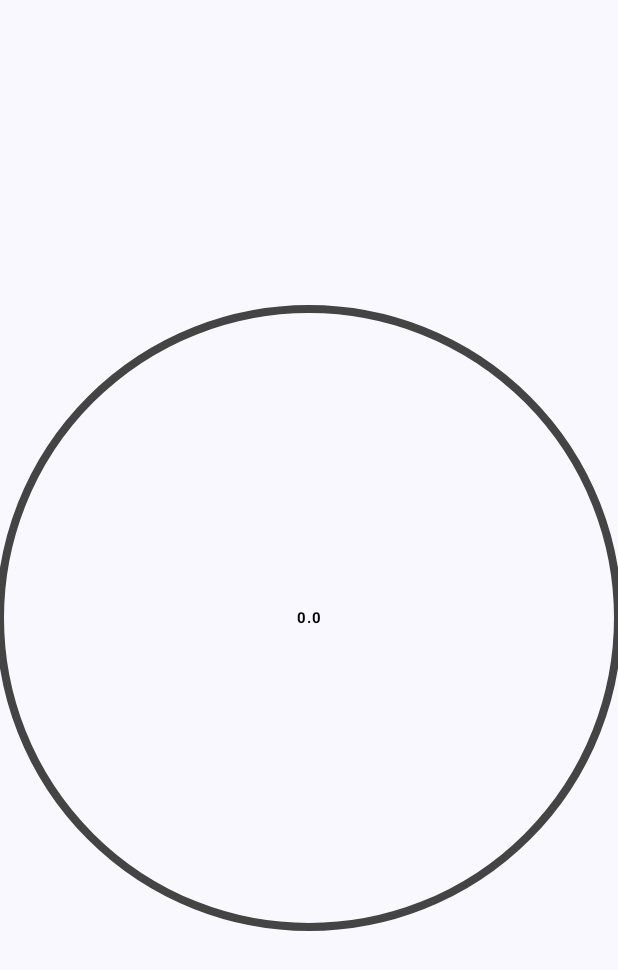
After one commit to IvanMD9/MovieDevApp, an Android app built with Jetpack Compose: the composable ProgressAverage called with empty values, on a phone screen of 412 x 824 dp. The commit adds this screen. Shown: the top 970 px of the screen. Run offline under Robolectric (Android 15) with nearby library versions, the phone set to English and light mode, and no system bars.

Commit message:
presentation layer bugfix - part 1

```diff
--- a/feature/movies/src/main/java/com/example/feature/movies/presentation/ui/MoviesScreen.kt
+++ b/feature/movies/src/main/java/com/example/feature/movies/presentation/ui/MoviesScreen.kt
@@ -6,6 +6,7 @@ import androidx.compose.runtime.getValue
 import androidx.compose.runtime.remember
 import androidx.compose.ui.Modifier
 import androidx.paging.compose.collectAsLazyPagingItems
+import com.example.core.extension.rememberLambda1
 import com.example.feature.movies.presentation.store.MoviesStore
 
 @Composable
@@ -24,5 +25,6 @@ fun MoviesScreen(
     MoviesColumn(
         lazyPagingItems = { lazyPagingItems },
         modifier = modifier,
+        onClickItem = rememberLambda1 { movieItem -> }
     )
 }
--- /dev/null
+++ b/feature/movies/src/main/java/com/example/feature/movies/presentation/ui/ProgressAverage.kt
@@ -0,0 +1,69 @@
+package com.example.feature.movies.presentation.ui
+
+import androidx.compose.foundation.Canvas
+import androidx.compose.foundation.layout.Box
+import androidx.compose.foundation.layout.fillMaxSize
+import androidx.compose.material3.Text
+import androidx.compose.runtime.Composable
+import androidx.compose.ui.Alignment
+import androidx.compose.ui.Modifier
+import androidx.compose.ui.geometry.Offset
+import androidx.compose.ui.geometry.Size
+import androidx.compose.ui.graphics.Color
+import androidx.compose.ui.graphics.StrokeCap
+import androidx.compose.ui.graphics.drawscope.Stroke
+import androidx.compose.ui.text.font.FontWeight
+import androidx.compose.ui.unit.sp
+
+@Composable
+fun ProgressAverage(
+    progress: Double,
+    modifier: Modifier = Modifier,
+    backgroundColor: Color = Color.DarkGray,
+    strokeWidth: Float = 8f
+) {
+    val clampedProgress = progress.coerceIn(1.0, 10.0)
+    val normalizedProgress = (clampedProgress - 1.0) / 9.0
+
+    Box(
+        contentAlignment = Alignment.Center,
+        modifier = modifier
+    ) {
+        Canvas(modifier = Modifier.fillMaxSize()) {
+            val radius = size.minDimension / 2
+            val center = Offset(x = size.width / 2, y = size.height / 2)
+
+            drawCircle(
+                color = backgroundColor,
+                radius = radius,
+                center = center,
+                style = Stroke(width = strokeWidth)
+            )
+
+            drawArc(
+                color = getColorRange(progress),
+                startAngle = -90f,
+                sweepAngle = 360 * normalizedProgress.toFloat(),
+                useCenter = false,
+                style = Stroke(width = strokeWidth, cap = StrokeCap.Round),
+                topLeft = Offset(center.x - radius, center.y - radius),
+                size = Size(radius * 2, radius * 2)
+            )
+        }
+        Text(
+            text = String.format("%.1f", progress),
+            color = Color.Black,
+            fontSize = 10.sp,
+            fontWeight = FontWeight.Bold
+        )
+    }
+}
+
+fun getColorRange(progress: Double): Color {
+    return when (progress) {
+        in 0.0..4.5 -> Color.Red
+        in 4.5..7.0 -> Color.Yellow
+        in 7.0..10.0 -> Color.Green
+        else -> Color.Transparent
+    }
+}
```
Also changed, not shown: core/build.gradle.kts (+8 -0 lines), core/src/main/java/com/example/core/extension/Extensions.kt (added, +16 -0 lines), core/src/main/java/com/example/core/paging/PagingSourceBuilder.kt (+1 -6 lines), feature/movies/src/main/java/com/example/feature/movies/presentation/ui/MovieElement.kt (+66 -8 lines), feature/movies/src/main/java/com/example/feature/movies/presentation/ui/MoviesColumn.kt (+6 -2 lines).
